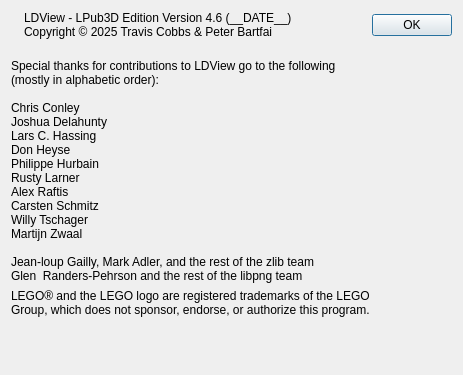
Above: QT/AboutPanel.ui from trevorsandy/ldview before the change. Below: the same form after it.
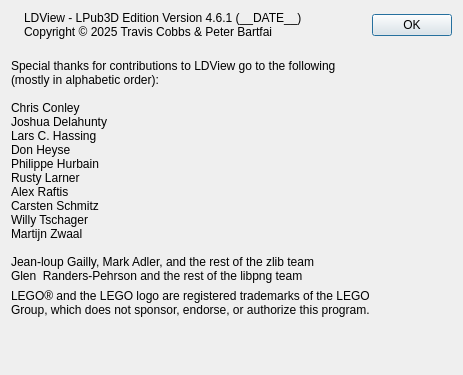
That is the form after the change. Icons and pictures are not drawn.

```diff
--- a/QT/AboutPanel.ui
+++ b/QT/AboutPanel.ui
@@ -82,7 +82,7 @@
                     </sizepolicy>
                   </property>
                   <property name="text">
-                    <string>LDView - LPub3D Edition Version 4.6 (__DATE__)
+                    <string>LDView - LPub3D Edition Version 4.6.1 (__DATE__)
 Copyright © 2025 Travis Cobbs &amp; Peter Bartfai</string>
                   </property>
                   <property name="textFormat">
```
